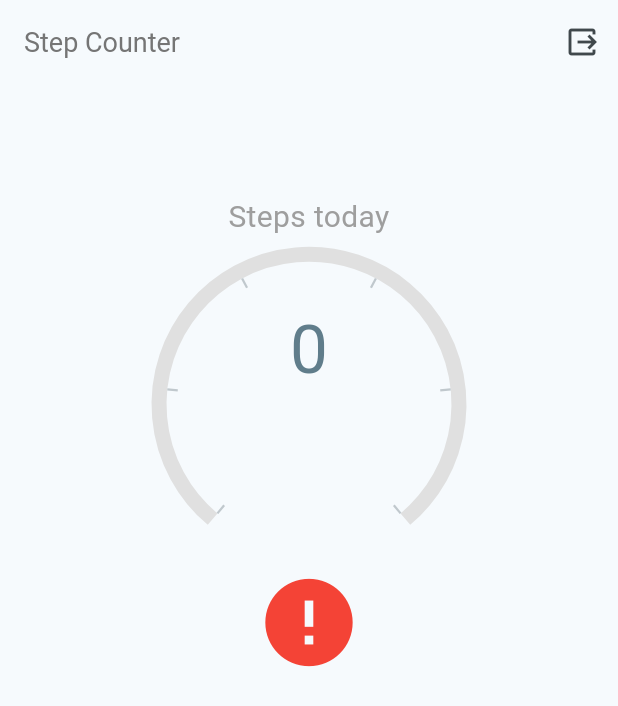
After one commit to Viacheslav12345/step_counter, a Flutter app: the screen it shows once a user with an empty profile is signed in, on a phone screen of 412 x 824 dp. The commit adds this screen. Shown: the top 706 px of the screen. Run offline on Flutter 3.47's test engine with Material 2 defaults, Android fonts, the phone set to English and light mode, and no system bars; drawn by our look-alikes of syncfusion_flutter_gauges; our stand-ins replace cloud_firestore, firebase_auth, firebase_core, fluttertoast, get_it, pedometer and 1 more; accounts and stored records are empty; network calls fail.

Commit message:
Add plugins for step counting and  request permissions from
 Added :
1. Pedometer, permission_handler for getting steps count.
2. Database service for setting and getting from Firestore steps count per day.
3. Radial gauge for presentation on homepage current steps count.

```diff
--- a/lib/counter_app.dart
+++ b/lib/counter_app.dart
@@ -16,9 +16,16 @@
         initialData: null,
         child: MaterialApp(
           theme: ThemeData(
-            colorScheme: ColorScheme.fromSeed(seedColor: Colors.deepPurple),
-            useMaterial3: true,
-          ),
+              colorScheme: ColorScheme.fromSeed(
+                seedColor: Colors.blueGrey,
+                primary: Colors.blueGrey,
+              ),
+              useMaterial3: true,
+              appBarTheme: AppBarTheme(
+                  titleTextStyle:
+                      TextStyle(color: Colors.grey[600], fontSize: 18)
+                  // centerTitle: true,
+                  )),
           home: const LandingPage(),
         ));
   }
--- a/lib/locator_service.dart
+++ b/lib/locator_service.dart
@@ -2,6 +2,7 @@
 import 'package:firebase_core/firebase_core.dart';
 import 'package:get_it/get_it.dart';
 import 'package:step_counter/data/services/auth_service.dart';
+import 'package:step_counter/data/services/database_service.dart';
 import 'package:step_counter/firebase_options.dart';
 
 final sl = GetIt.instance;
@@ -17,4 +18,7 @@
   sl.registerSingletonWithDependencies<AuthService>(
       () => AuthService(fAuth: sl<FirebaseAuth>()),
       dependsOn: [FirebaseApp]);
+
+  sl.registerSingletonWithDependencies(() => DatabaseService(),
+      dependsOn: [FirebaseApp, FirebaseAuth]);
 }
--- /dev/null
+++ b/lib/presentation/home_page/home_page_widgets/current_step_counter_widget.dart
@@ -0,0 +1,111 @@
+import 'package:flutter/material.dart';
+import 'package:pedometer/pedometer.dart';
+import 'package:permission_handler/permission_handler.dart';
+import 'package:step_counter/data/services/database_service.dart';
+import 'package:step_counter/locator_service.dart';
+import 'package:step_counter/presentation/home_page/home_page_widgets/radial_gauge_widget.dart';
+
+String formatDate(DateTime d) {
+  return d.toString().substring(0, 10);
+}
+
+class CurrentStepCounterWidget extends StatefulWidget {
+  const CurrentStepCounterWidget({Key? key}) : super(key: key);
+
+  @override
+  State<CurrentStepCounterWidget> createState() =>
+      _CurrentStepCounterWidgetState();
+}
+
+class _CurrentStepCounterWidgetState extends State<CurrentStepCounterWidget> {
+  late Stream<StepCount> _stepCountStream;
+  late Stream<PedestrianStatus> _pedestrianStatusStream;
+  String _status = '0', _steps = '0';
+  int stepPlan = 100;
+  String day = formatDate(DateTime.now());
+  int stepsToday = 0;
+
+  @override
+  void initState() {
+    super.initState();
+    initPlatformState();
+  }
+
+  void onStepCount(StepCount event) {
+    print(event);
+    setState(() {
+      _steps = event.steps.toString();
+      day = formatDate(event.timeStamp);
+
+      sl<DatabaseService>().setCurrentCountSteps(day, int.parse(_steps));
+    });
+  }
+
+  void onPedestrianStatusChanged(PedestrianStatus event) {
+    print(event);
+    setState(() {
+      _status = event.status;
+    });
+  }
+
+  void onPedestrianStatusError(error) {
+    print('onPedestrianStatusError: $error');
+    setState(() {
+      _status = 'Pedestrian Status not available';
+    });
+    print(_status);
+  }
+
+  void onStepCountError(error) {
+    print('onStepCountError: $error');
+    setState(() {
+      _steps = '0';
+      // 'Step Count not available';
+    });
+  }
+
+  void initPlatformState() async {
+    if (await Permission.activityRecognition.request().isGranted) {
+      _pedestrianStatusStream = Pedometer.pedestrianStatusStream;
+      _pedestrianStatusStream
+          .listen(onPedestrianStatusChanged)
+          .onError(onPedestrianStatusError);
+
+      _stepCountStream = Pedometer.stepCountStream;
+      _stepCountStream.listen(onStepCount).onError(onStepCountError);
+    } else {}
+    if (!mounted) return;
+  }
+
+  @override
+  Widget build(BuildContext context) {
+    return Column(
+      mainAxisAlignment: MainAxisAlignment.start,
+      children: <Widget>[
+        SizedBox(
+          height: 250,
+          child: RadialGaugeWidget(
+            stepDayPlan: stepPlan,
+            steps: _steps,
+          ),
+        ),
+        Icon(
+          _status == 'walking'
+              ? Icons.directions_walk
+              : _status == 'stopped'
+                  ? Icons.accessibility_new
+                  : Icons.error,
+          size: 70,
+          color: _status == 'walking'
+              ? Colors.green[200]
+              : _status == 'stopped'
+                  ? const Color.fromARGB(255, 140, 206, 245)
+                  : Colors.red,
+        ),
+        Container(
+          height: 300,
+        )
+      ],
+    );
+  }
+}
--- /dev/null
+++ b/lib/presentation/home_page/home_page_widgets/radial_gauge_widget.dart
@@ -0,0 +1,71 @@
+import 'package:flutter/material.dart';
+import 'package:syncfusion_flutter_gauges/gauges.dart';
+
+class RadialGaugeWidget extends StatelessWidget {
+  final String steps;
+  final int stepDayPlan;
+  const RadialGaugeWidget({
+    Key? key,
+    required this.steps,
+    required this.stepDayPlan,
+  }) : super(key: key);
+
+  @override
+  Widget build(BuildContext context) {
+    return SfRadialGauge(
+      enableLoadingAnimation: true,
+      title: const GaugeTitle(
+          text: 'Steps today',
+          textStyle: TextStyle(color: Colors.grey, fontSize: 20)),
+      axes: <RadialAxis>[
+        RadialAxis(
+          axisLineStyle: AxisLineStyle(
+            color: Colors.grey[300],
+            dashArray: const <double>[8, 2],
+          ),
+          minorTicksPerInterval: 0,
+          maximum: 100,
+          showLabels: false,
+          annotations: [
+            GaugeAnnotation(
+              widget: Text.rich(
+                TextSpan(children: [
+                  TextSpan(
+                    text: '$steps\n',
+                    style: Theme.of(context).textTheme.displayMedium!.copyWith(
+                          color: Theme.of(context).primaryColor,
+                        ),
+                  ),
+                  TextSpan(
+                    text: '${steps}\n',
+                    style: Theme.of(context).textTheme.titleMedium!.copyWith(
+                          color: Theme.of(context).canvasColor,
+                          fontWeight: FontWeight.w400,
+                        ),
+                  ),
+                  TextSpan(
+                    text: '8000\n',
+                    style: Theme.of(context).textTheme.titleMedium!.copyWith(
+                          color: Theme.of(context).colorScheme.background,
+                          fontWeight: FontWeight.w400,
+                        ),
+                  ),
+                ]),
+                textAlign: TextAlign.center,
+              ),
+            ),
+          ],
+          pointers: <GaugePointer>[
+            RangePointer(
+              value: ((double.tryParse(steps)!) / stepDayPlan) * 100,
+              color: Theme.of(context).primaryColor,
+
+              // Theme.of(context).primaryColor,
+              dashArray: const <double>[8, 2],
+            ),
+          ],
+        ),
+      ],
+    );
+  }
+}
--- a/pubspec.yaml
+++ b/pubspec.yaml
@@ -41,6 +41,9 @@
   get_it: ^7.6.4
   fluttertoast: ^8.2.2
   provider: ^6.0.5
+  pedometer: ^4.0.1
+  permission_handler: ^11.0.0
+  syncfusion_flutter_gauges: ^23.1.38
 
 dev_dependencies:
   flutter_test:
```
Also changed, not shown: lib/data/services/database_service.dart (added, +22 -0 lines), lib/presentation/home_page/home_page.dart (+2 -9 lines), pubspec.lock, 3 other files.
